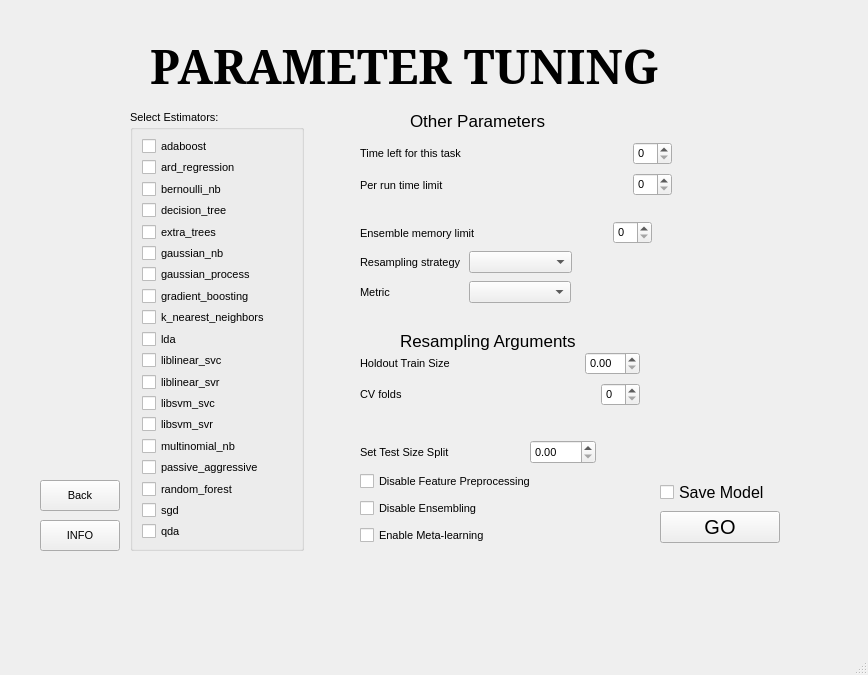
Qt form guiv1.ui (ggrkp/projectv1) before a commit.
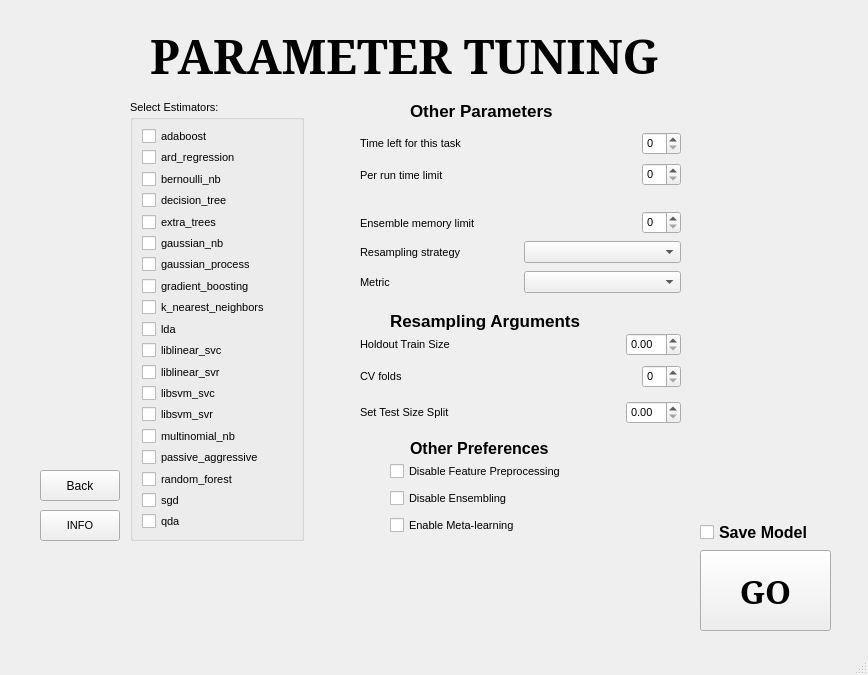
The same form after that commit. The open tabs and pages were chosen to show the change.

The edit to the form file:
```diff
--- a/guiv1.ui
+++ b/guiv1.ui
@@ -30,7 +30,7 @@
     <property name="geometry">
      <rect>
       <x>40</x>
-      <y>20</y>
+      <y>10</y>
       <width>801</width>
       <height>631</height>
      </rect>
@@ -637,13 +637,15 @@
        <rect>
         <x>370</x>
         <y>90</y>
-        <width>161</width>
+        <width>211</width>
         <height>21</height>
        </rect>
       </property>
       <property name="font">
        <font>
         <pointsize>13</pointsize>
+        <weight>75</weight>
+        <bold>true</bold>
        </font>
       </property>
       <property name="text">
@@ -804,29 +806,6 @@
        </item>
       </layout>
      </widget>
-     <widget class="QDoubleSpinBox" name="test_sz_box">
-      <property name="geometry">
-       <rect>
-        <x>490</x>
-        <y>420</y>
-        <width>66</width>
-        <height>24</height>
-       </rect>
-      </property>
-     </widget>
-     <widget class="QLabel" name="label_14">
-      <property name="geometry">
-       <rect>
-        <x>320</x>
-        <y>420</y>
-        <width>110</width>
-        <height>24</height>
-       </rect>
-      </property>
-      <property name="text">
-       <string>Set Test Size Split</string>
-      </property>
-     </widget>
      <widget class="QLabel" name="label_25">
       <property name="geometry">
        <rect>
@@ -859,6 +838,11 @@
         <height>31</height>
        </rect>
       </property>
+      <property name="font">
+       <font>
+        <pointsize>9</pointsize>
+       </font>
+      </property>
       <property name="cursor">
        <cursorShape>PointingHandCursor</cursorShape>
       </property>
@@ -886,9 +870,9 @@
       <property name="geometry">
        <rect>
         <x>320</x>
-        <y>330</y>
-        <width>280</width>
-        <height>60</height>
+        <y>320</y>
+        <width>321</width>
+        <height>61</height>
        </rect>
       </property>
       <layout class="QVBoxLayout" name="verticalLayout_3">
@@ -951,15 +935,17 @@
      <widget class="QLabel" name="label_16">
       <property name="geometry">
        <rect>
-        <x>360</x>
-        <y>310</y>
-        <width>211</width>
+        <x>350</x>
+        <y>300</y>
+        <width>261</width>
         <height>21</height>
        </rect>
       </property>
       <property name="font">
        <font>
         <pointsize>13</pointsize>
+        <weight>75</weight>
+        <bold>true</bold>
        </font>
       </property>
       <property name="text">
@@ -969,7 +955,7 @@
      <widget class="QWidget" name="layoutWidget">
       <property name="geometry">
        <rect>
-        <x>320</x>
+        <x>350</x>
         <y>450</y>
         <width>210</width>
         <height>77</height>
@@ -1004,7 +990,7 @@
        <rect>
         <x>320</x>
         <y>120</y>
-        <width>312</width>
+        <width>321</width>
         <height>58</height>
        </rect>
       </property>
@@ -1057,7 +1043,7 @@
        <rect>
         <x>320</x>
         <y>200</y>
-        <width>292</width>
+        <width>321</width>
         <height>26</height>
        </rect>
       </property>
@@ -1092,7 +1078,7 @@
        <rect>
         <x>320</x>
         <y>230</y>
-        <width>212</width>
+        <width>321</width>
         <height>25</height>
        </rect>
       </property>
@@ -1118,7 +1104,7 @@
        <rect>
         <x>320</x>
         <y>260</y>
-        <width>211</width>
+        <width>321</width>
         <height>25</height>
        </rect>
       </property>
@@ -1139,45 +1125,106 @@
        </item>
       </layout>
      </widget>
-     <widget class="QWidget" name="layoutWidget">
+     <widget class="QLabel" name="label_6">
       <property name="geometry">
        <rect>
-        <x>620</x>
-        <y>460</y>
-        <width>120</width>
-        <height>65</height>
+        <x>370</x>
+        <y>430</y>
+        <width>181</width>
+        <height>16</height>
        </rect>
       </property>
-      <layout class="QVBoxLayout" name="verticalLayout">
+      <property name="font">
+       <font>
+        <pointsize>12</pointsize>
+        <weight>75</weight>
+        <bold>true</bold>
+       </font>
+      </property>
+      <property name="text">
+       <string>Other Preferences</string>
+      </property>
+     </widget>
+     <widget class="QWidget" name="">
+      <property name="geometry">
+       <rect>
+        <x>320</x>
+        <y>390</y>
+        <width>321</width>
+        <height>25</height>
+       </rect>
+      </property>
+      <layout class="QHBoxLayout" name="horizontalLayout_11">
        <item>
-        <widget class="QCheckBox" name="savemodel_Box">
-         <property name="font">
-          <font>
-           <pointsize>12</pointsize>
-          </font>
-         </property>
+        <widget class="QLabel" name="label_14">
          <property name="text">
-          <string>Save Model</string>
+          <string>Set Test Size Split</string>
          </property>
         </widget>
        </item>
        <item>
-        <widget class="QPushButton" name="run_Button">
-         <property name="font">
-          <font>
-           <pointsize>15</pointsize>
-          </font>
+        <spacer name="horizontalSpacer_7">
+         <property name="orientation">
+          <enum>Qt::Horizontal</enum>
          </property>
-         <property name="cursor">
-          <cursorShape>PointingHandCursor</cursorShape>
+         <property name="sizeHint" stdset="0">
+          <size>
+           <width>88</width>
+           <height>20</height>
+          </size>
          </property>
-         <property name="text">
-          <string>GO</string>
-         </property>
-        </widget>
+        </spacer>
+       </item>
+       <item>
+        <widget class="QDoubleSpinBox" name="test_sz_box"/>
        </item>
       </layout>
      </widget>
+     <widget class="QCheckBox" name="savemodel_Box">
+      <property name="geometry">
+       <rect>
+        <x>660</x>
+        <y>510</y>
+        <width>129</width>
+        <height>25</height>
+       </rect>
+      </property>
+      <property name="font">
+       <font>
+        <pointsize>12</pointsize>
+        <weight>75</weight>
+        <bold>true</bold>
+       </font>
+      </property>
+      <property name="text">
+       <string>Save Model</string>
+      </property>
+     </widget>
+     <widget class="QPushButton" name="run_Button">
+      <property name="geometry">
+       <rect>
+        <x>660</x>
+        <y>540</y>
+        <width>131</width>
+        <height>81</height>
+       </rect>
+      </property>
+      <property name="font">
+       <font>
+        <family>Serif</family>
+        <pointsize>25</pointsize>
+        <weight>75</weight>
+        <bold>true</bold>
+        <strikeout>false</strikeout>
+       </font>
+      </property>
+      <property name="cursor">
+       <cursorShape>PointingHandCursor</cursorShape>
+      </property>
+      <property name="text">
+       <string>GO</string>
+      </property>
+     </widget>
     </widget>
     <widget class="QWidget" name="page_4">
      <widget class="QTabWidget" name="tabWidget">
```
Left out of the diff: 341 changed lines with no effect on the pictures.
